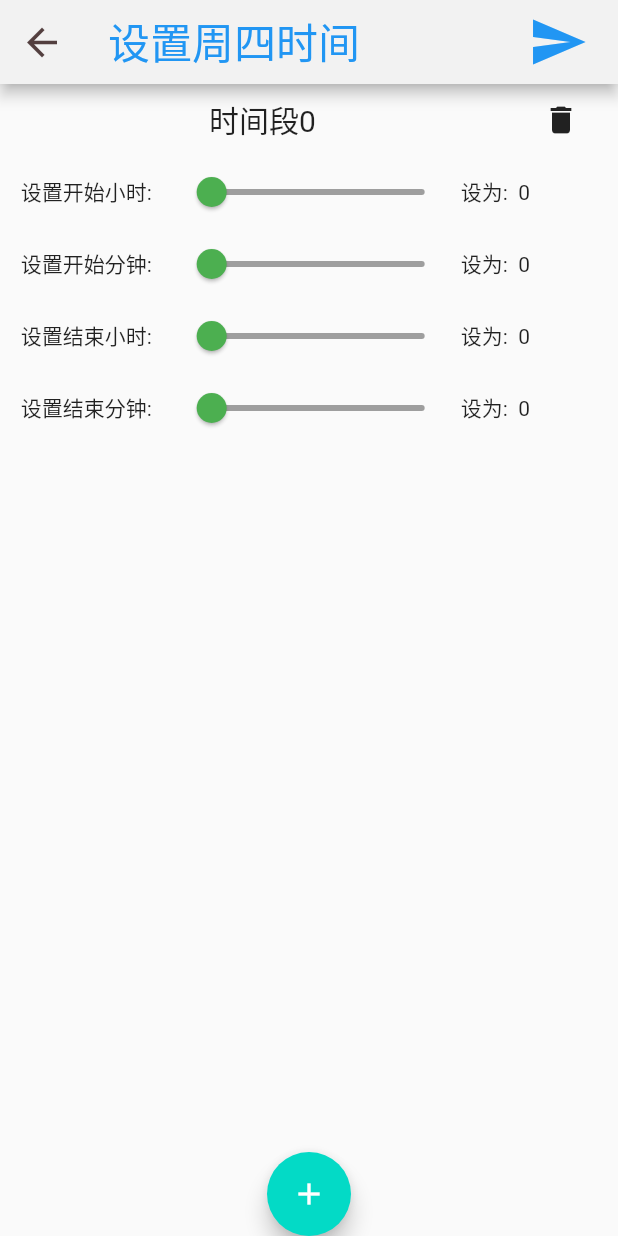
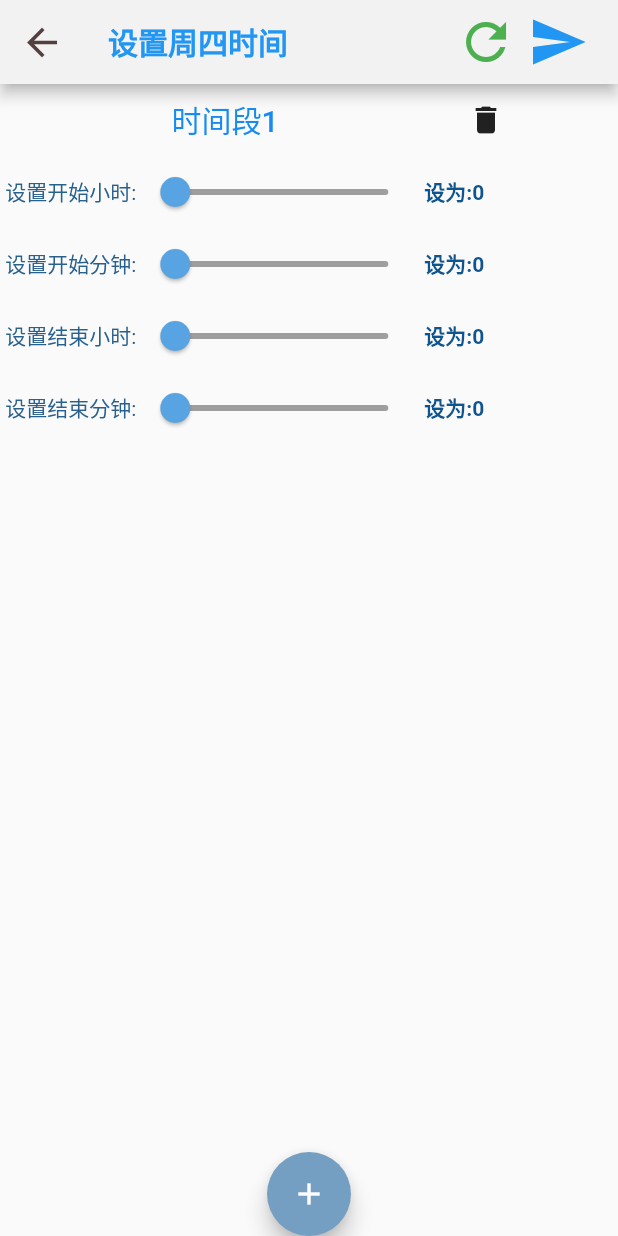
Before and after one commit to asjklj/AndroidControllerApp, a Flutter app: the ThursdayPage screen opened by its route, after a tap on the "add" icon, on a phone screen of 412 x 824 dp. Run offline on Flutter 3.47's test engine with Material 2 defaults, Android fonts, the phone set to English and light mode, and no system bars; network calls fail; Roboto replaces fonts that are missing (Nato Sans, STKaiti).

Commit message:
Update ThursdayPag.dart

```diff
--- a/lib/route/ThursdayPag.dart
+++ b/lib/route/ThursdayPag.dart
@@ -3,6 +3,7 @@ import 'package:flutter/material.dart';
 import 'dart:io'; //导IO包
 import 'dart:convert';
 // import '../tabs/setTime.dart';
+// import 'package:dio/dio.dart';
 
 import 'package:flutter/scheduler.dart';
 import 'package:flutter_application_1/tabs/setTime.dart'; //解码和编码JSON
@@ -37,7 +38,7 @@ class _ThursdayPageState extends State<ThursdayPage> {
     var httpClient = new HttpClient();
     //2.构造Uri
     var request = await httpClient
-        .getUrl(Uri.parse("http://81.68.216.118:9094/api/get/timeon/2"));
+        .getUrl(Uri.parse("http://81.68.216.118:9094/api/get/timeon/3"));
     //3.关闭请求，等待响应
     var response = await request.close();
     //4.进行解码，获取数据
@@ -56,26 +57,10 @@ class _ThursdayPageState extends State<ThursdayPage> {
     // }
   }
 
-  // void testFuture() {
-  //   Future future = new Future(() => null);
-  //   future.then((_) {
-  //     gettime();
-  //   }).then((_) {
-  //     setState(() {});
-  //   }).catchError((_) {
-  //     print("catchError");
-  //   });
-  // }
-
   void initState() {
-    // super.initState();
-    // Future.delayed(
-    //     Duration.(),
-    //     () => setState(() {
-    //           gettime();
-    //         }));
-    gettime();
-    setState(() {});
+    setState(() {
+      // gettime();
+    });
   }
 
   @override
@@ -84,7 +69,7 @@ class _ThursdayPageState extends State<ThursdayPage> {
     return Scaffold(
       appBar: AppBar(
         leading: IconButton(
-          icon: Icon(Icons.arrow_back,
+          icon: const Icon(Icons.arrow_back,
               color: Color.fromARGB(255, 83, 63, 63), size: 30),
           onPressed: () {
             Navigator.of(context).pop();
@@ -95,15 +80,49 @@ class _ThursdayPageState extends State<ThursdayPage> {
           style: TextStyle(
               color: Colors.blue,
               fontFamily: "STKaiti",
-            fontSize: 28,
-          ),
+              fontSize: 20,
+              fontWeight: FontWeight.w600),
         ),
         actions: [
           IconButton(
               onPressed: (() {
-              // posttime();
+                setState(() {});
               }),
               icon: Icon(
+                Icons.refresh,
+                size: 40,
+                color: Colors.green,
+              )),
+          IconButton(
+            onPressed: ((() {
+              setState(() {});
+            })),
+//               () async {
+//               // void posttime() async {
+//               //   // var responseBody;
+//               List Time = [];
+//               for (int i = 1; i <= _count; ++i) {
+//                 Time.add({
+//                   "H_start": _sliderValue01[i].toInt(),
+//                   "M_start": _sliderValue02[i].toInt(),
+//                   "H_end": _sliderValue03[i].toInt(),
+//                   "M_end": _sliderValue04[i].toInt()
+//                 }
+//                 );
+//               }
+// //               Response response;
+// //               var dio = Dio();
+// //               dio.options.baseUrl =
+// //                   'http://81.68.216.118:9094/api/post/timeon/updateall/3';
+// // // dio.options.connectTimeout = 100; //5s
+// // // dio.options.receiveTimeout = 3000;
+// //               response = await dio.post('/time', data: Time);
+//               // }
+
+//               // posttime();
+//             }
+
+            icon: const Icon(
               Icons.send,
               size: 40,
               color: Colors.blue,
@@ -126,37 +145,40 @@ class _ThursdayPageState extends State<ThursdayPage> {
                         children: [
                           Container(
                             alignment: Alignment.center,
-                            width: 350,
+                            width: 300,
                             height: 30,
                             child: Text(
-                              "时间段${count}",
-                              style: const TextStyle(fontSize: 20),
+                              "时间段${count + 1}",
+                              style: const TextStyle(
+                                  fontSize: 20,
+                                  color: Color.fromARGB(255, 24, 139, 240),
+                                  fontWeight: FontWeight.w500),
                             ),
                           ),
                           Container(
                             child: IconButton(
-                              icon: Icon(Icons.delete),
+                              icon: const Icon(Icons.delete),
                               onPressed: () {
                                 setState(() {
-                                  if (count == _count) {
-                                    _sliderValue01.remove(_count);
-                                    _sliderValue02.remove(_count);
-                                    _sliderValue03.remove(_count);
-                                    _sliderValue04.remove(_count);
+                                  if (count + 1 == _count) {
+                                    _sliderValue01.removeAt(_count);
+                                    _sliderValue02.removeAt(_count);
+                                    _sliderValue03.removeAt(_count);
+                                    _sliderValue04.removeAt(_count);
                                     _count--;
                                     // print("${this._count}");
                                     // }
                                   } else {
-                                    for (int i = count; i < _count; ++i) {
+                                    for (int i = count + 1; i < _count; ++i) {
                                       _sliderValue01[i] = _sliderValue01[i + 1];
                                       _sliderValue02[i] = _sliderValue02[i + 1];
                                       _sliderValue03[i] = _sliderValue03[i + 1];
                                       _sliderValue04[i] = _sliderValue04[i + 1];
                                     }
-                                    _sliderValue01.remove(_count);
-                                    _sliderValue02.remove(_count);
-                                    _sliderValue03.remove(_count);
-                                    _sliderValue04.remove(_count);
+                                    _sliderValue01.removeAt(_count);
+                                    _sliderValue02.removeAt(_count);
+                                    _sliderValue03.removeAt(_count);
+                                    _sliderValue04.removeAt(_count);
                                     _count--;
                                   }
                                 });
@@ -167,13 +189,19 @@ class _ThursdayPageState extends State<ThursdayPage> {
                       ),
                       Row(
                         children: <Widget>[
-                          Text("    设置开始小时:    "),
-                          Slider(
-                              value: _sliderValue01[count],
+                          const Text(
+                            " 设置开始小时:",
+                            style: TextStyle(
+                                color: Color.fromARGB(255, 40, 96, 142)),
+                          ),
+                          Transform.scale(
+                            scale: 1,
+                            child: Slider(
+                                value: _sliderValue01[count + 1],
                                 onChanged: (data) {
                                   // print('change:$data');
                                   setState(() {
-                                  _sliderValue01[count] = data;
+                                    _sliderValue01[count + 1] = data;
                                   });
                                 },
                                 onChangeStart: (data) {
@@ -185,24 +213,36 @@ class _ThursdayPageState extends State<ThursdayPage> {
                                 min: 0,
                                 max: 24,
                                 divisions: 24,
-                              label: '${_sliderValue01[count].toInt()}',
-                              activeColor: Colors.green,
+                                label: '${_sliderValue01[count + 1].toInt()}',
+                                activeColor: Color.fromARGB(255, 88, 164, 227),
                                 inactiveColor: Colors.grey,
                                 semanticFormatterCallback: (double newValue) {
                                   return '${newValue.round()} dollars}';
                                 }),
-                          Text("设为:  ${_sliderValue01[count].toInt()}"),
+                          ),
+                          Text(
+                            "设为:${_sliderValue01[count + 1].toInt()}",
+                            style: TextStyle(
+                                color: Color.fromARGB(255, 15, 84, 140),
+                                fontWeight: FontWeight.w600),
+                          ),
                         ],
                       ),
                       Row(
                         children: <Widget>[
-                          const Text("    设置开始分钟:    "),
-                          Slider(
-                              value: _sliderValue02[count],
+                          const Text(
+                            " 设置开始分钟:",
+                            style: TextStyle(
+                                color: Color.fromARGB(255, 40, 96, 142)),
+                          ),
+                          Transform.scale(
+                            scaleX: 1,
+                            child: Slider(
+                                value: _sliderValue02[count + 1],
                                 onChanged: (data) {
                                   // print('change:$data');
                                   setState(() {
-                                  _sliderValue02[count] = data;
+                                    _sliderValue02[count + 1] = data;
                                   });
                                 },
                                 onChangeStart: (data) {
@@ -214,24 +254,34 @@ class _ThursdayPageState extends State<ThursdayPage> {
                                 min: 0,
                                 max: 60,
                                 divisions: 60,
-                              label: '${_sliderValue02[count].toInt()}',
-                              activeColor: Colors.green,
+                                label: '${_sliderValue02[count + 1].toInt()}',
+                                activeColor: Color.fromARGB(255, 88, 164, 227),
                                 inactiveColor: Colors.grey,
                                 semanticFormatterCallback: (double newValue) {
                                   return '${newValue.round()} dollars}';
                                 }),
-                          Text("设为:  ${_sliderValue02[count].toInt()}"),
+                          ),
+                          Text("设为:${_sliderValue02[count + 1].toInt()}",
+                              style: TextStyle(
+                                  color: Color.fromARGB(255, 15, 84, 140),
+                                  fontWeight: FontWeight.w600)),
                         ],
                       ),
                       Row(
                         children: <Widget>[
-                          Text("    设置结束小时:    "),
-                          Slider(
-                              value: _sliderValue03[count],
+                          Text(
+                            " 设置结束小时:",
+                            style: TextStyle(
+                                color: Color.fromARGB(255, 40, 96, 142)),
+                          ),
+                          Transform.scale(
+                            scale: 1,
+                            child: Slider(
+                                value: _sliderValue03[count + 1],
                                 onChanged: (data) {
                                   // print('change:$data');
                                   setState(() {
-                                  _sliderValue03[count] = data;
+                                    _sliderValue03[count + 1] = data;
                                   });
                                 },
                                 onChangeStart: (data) {
@@ -243,20 +293,30 @@ class _ThursdayPageState extends State<ThursdayPage> {
                                 min: 0,
                                 max: 24,
                                 divisions: 24,
-                              label: '${_sliderValue03[count].toInt()}',
-                              activeColor: Colors.green,
+                                label: '${_sliderValue03[count + 1].toInt()}',
+                                activeColor: Color.fromARGB(255, 88, 164, 227),
                                 inactiveColor: Colors.grey,
                                 semanticFormatterCallback: (double newValue) {
                                   return '${newValue.round()} dollars}';
                                 }),
-                          Text("设为:  ${_sliderValue03[count + 1].toInt()}"),
+                          ),
+                          Text("设为:${_sliderValue03[count + 1].toInt()}",
+                              style: TextStyle(
+                                  color: Color.fromARGB(255, 15, 84, 140),
+                                  fontWeight: FontWeight.w600)),
                         ],
                       ),
                       Row(
                         children: <Widget>[
-                          Text("    设置结束分钟:    "),
-                          Slider(
-                              value: _sliderValue04[count],
+                          Text(
+                            " 设置结束分钟:",
+                            style: TextStyle(
+                                color: Color.fromARGB(255, 40, 96, 142)),
+                          ),
+                          Transform.scale(
+                            scale: 1,
+                            child: Slider(
+                                value: _sliderValue04[count + 1],
                                 onChanged: (data) {
                                   // print('change:$data');
                                   setState(() {
@@ -272,13 +332,17 @@ class _ThursdayPageState extends State<ThursdayPage> {
                                 min: 0,
                                 max: 60,
                                 divisions: 60,
-                              label: '${_sliderValue04[count].toInt()}',
-                              activeColor: Colors.green,
+                                label: '${_sliderValue04[count + 1].toInt()}',
+                                activeColor: Color.fromARGB(255, 88, 164, 227),
                                 inactiveColor: Colors.grey,
                                 semanticFormatterCallback: (double newValue) {
                                   return '${newValue.round()} dollars}';
                                 }),
-                          Text("设为:  ${_sliderValue04[count].toInt()}"),
+                          ),
+                          Text("设为:${_sliderValue04[count + 1].toInt()}",
+                              style: TextStyle(
+                                  color: Color.fromARGB(255, 15, 84, 140),
+                                  fontWeight: FontWeight.w600)),
                         ],
                       ),
                     ],
@@ -288,17 +352,19 @@ class _ThursdayPageState extends State<ThursdayPage> {
         ],
       ),
       floatingActionButton: FloatingActionButton(
+          backgroundColor: Color.fromARGB(255, 116, 159, 194),
           onPressed: () {
             setState(() {
               _count++;
-              _sliderValue01.add(0);
-              _sliderValue02.add(0);
-              _sliderValue03.add(0);
-              _sliderValue04.add(0);
+              _sliderValue01.add(0 / 1);
+              _sliderValue02.add(0 / 1);
+              _sliderValue03.add(0 / 1);
+              _sliderValue04.add(0 / 1);
             });
           },
           child: const Icon(Icons.add)),
       floatingActionButtonLocation: FloatingActionButtonLocation.centerDocked,
+      // bottomSheet: ,
     );
   }
 
```
Lines whose indentation alone changed are shown as unchanged.
